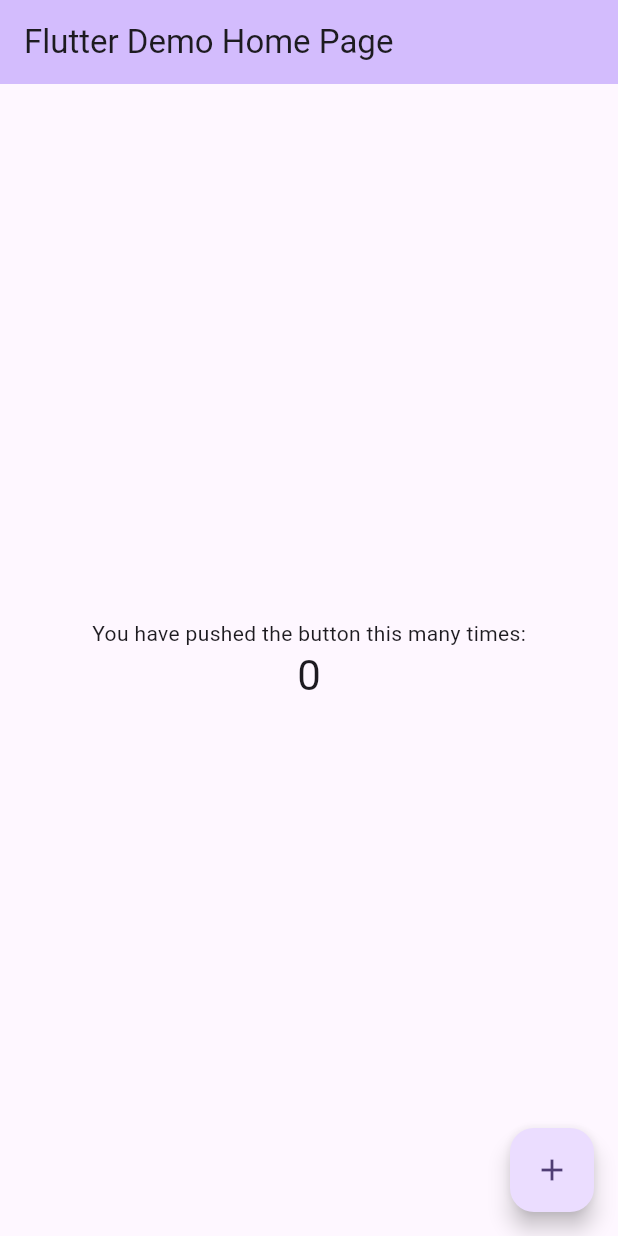
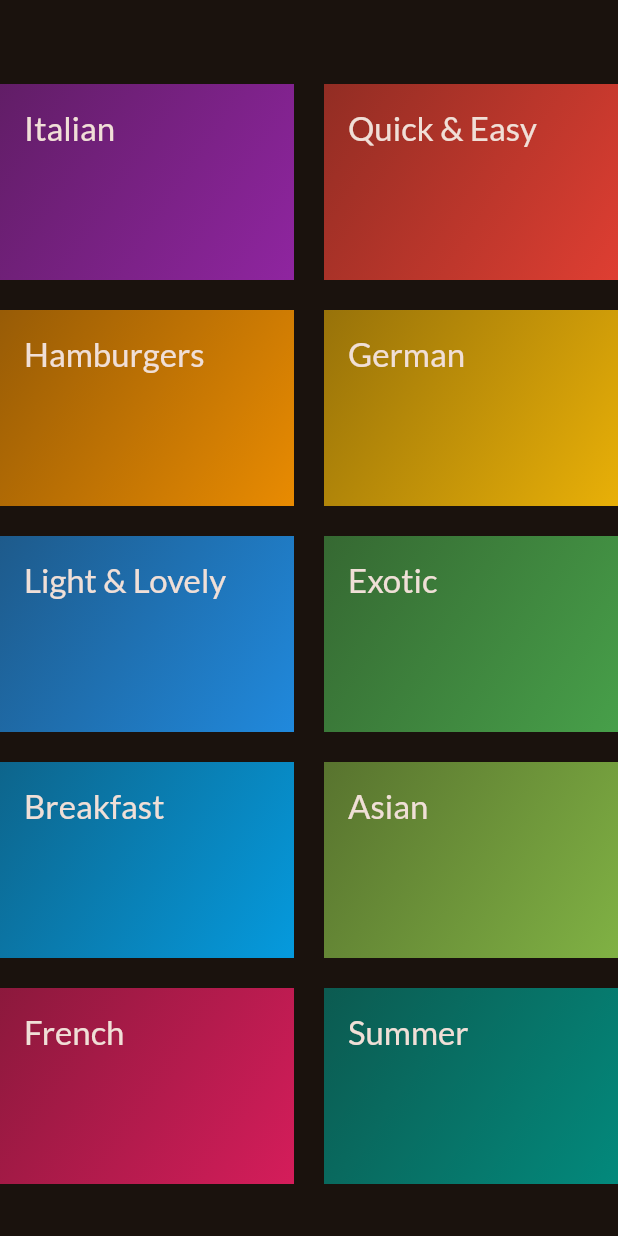
Before and after one commit to pranaypatel512/flutter_meal_app, a Flutter app: the screen it shows after launch, on a phone screen of 412 x 824 dp. Run offline on Flutter 3.47's test engine with Material 2 defaults, Android fonts, the light colour scheme and no system bars; our stand-ins replace google_fonts.

Commit message:
Added basic grid listing screen

```diff
--- a/lib/main.dart
+++ b/lib/main.dart
@@ -1,125 +1,29 @@
 import 'package:flutter/material.dart';
+import 'package:flutter_meal_app/screens/categories_screen.dart';
+
+import 'package:google_fonts/google_fonts.dart';
+
+final theme = ThemeData(
+  useMaterial3: true,
+  colorScheme: ColorScheme.fromSeed(
+    brightness: Brightness.dark,
+    seedColor: const Color.fromARGB(255, 131, 57, 0),
+  ),
+  textTheme: GoogleFonts.latoTextTheme(),
+);
 
 void main() {
-  runApp(const MyApp());
+  runApp(const App());
 }
 
-class MyApp extends StatelessWidget {
-  const MyApp({super.key});
+class App extends StatelessWidget {
+  const App({super.key});
 
-  // This widget is the root of your application.
   @override
   Widget build(BuildContext context) {
     return MaterialApp(
-      title: 'Flutter Demo',
-      theme: ThemeData(
-        // This is the theme of your application.
-        //
-        // TRY THIS: Try running your application with "flutter run". You'll see
-        // the application has a blue toolbar. Then, without quitting the app,
-        // try changing the seedColor in the colorScheme below to Colors.green
-        // and then invoke "hot reload" (save your changes or press the "hot
-        // reload" button in a Flutter-supported IDE, or press "r" if you used
-        // the command line to start the app).
-        //
-        // Notice that the counter didn't reset back to zero; the application
-        // state is not lost during the reload. To reset the state, use hot
-        // restart instead.
-        //
-        // This works for code too, not just values: Most code changes can be
-        // tested with just a hot reload.
-        colorScheme: ColorScheme.fromSeed(seedColor: Colors.deepPurple),
-        useMaterial3: true,
-      ),
-      home: const MyHomePage(title: 'Flutter Demo Home Page'),
+      theme: theme,
+      home: CategoriesScreen()
     );
   }
 }
-
-class MyHomePage extends StatefulWidget {
-  const MyHomePage({super.key, required this.title});
-
-  // This widget is the home page of your application. It is stateful, meaning
-  // that it has a State object (defined below) that contains fields that affect
-  // how it looks.
-
-  // This class is the configuration for the state. It holds the values (in this
-  // case the title) provided by the parent (in this case the App widget) and
-  // used by the build method of the State. Fields in a Widget subclass are
-  // always marked "final".
-
-  final String title;
-
-  @override
-  State<MyHomePage> createState() => _MyHomePageState();
-}
-
-class _MyHomePageState extends State<MyHomePage> {
-  int _counter = 0;
-
-  void _incrementCounter() {
-    setState(() {
-      // This call to setState tells the Flutter framework that something has
-      // changed in this State, which causes it to rerun the build method below
-      // so that the display can reflect the updated values. If we changed
-      // _counter without calling setState(), then the build method would not be
-      // called again, and so nothing would appear to happen.
-      _counter++;
-    });
-  }
-
-  @override
-  Widget build(BuildContext context) {
-    // This method is rerun every time setState is called, for instance as done
-    // by the _incrementCounter method above.
-    //
-    // The Flutter framework has been optimized to make rerunning build methods
-    // fast, so that you can just rebuild anything that needs updating rather
-    // than having to individually change instances of widgets.
-    return Scaffold(
-      appBar: AppBar(
-        // TRY THIS: Try changing the color here to a specific color (to
-        // Colors.amber, perhaps?) and trigger a hot reload to see the AppBar
-        // change color while the other colors stay the same.
-        backgroundColor: Theme.of(context).colorScheme.inversePrimary,
-        // Here we take the value from the MyHomePage object that was created by
-        // the App.build method, and use it to set our appbar title.
-        title: Text(widget.title),
-      ),
-      body: Center(
-        // Center is a layout widget. It takes a single child and positions it
-        // in the middle of the parent.
-        child: Column(
-          // Column is also a layout widget. It takes a list of children and
-          // arranges them vertically. By default, it sizes itself to fit its
-          // children horizontally, and tries to be as tall as its parent.
-          //
-          // Column has various properties to control how it sizes itself and
-          // how it positions its children. Here we use mainAxisAlignment to
-          // center the children vertically; the main axis here is the vertical
-          // axis because Columns are vertical (the cross axis would be
-          // horizontal).
-          //
-          // TRY THIS: Invoke "debug painting" (choose the "Toggle Debug Paint"
-          // action in the IDE, or press "p" in the console), to see the
-          // wireframe for each widget.
-          mainAxisAlignment: MainAxisAlignment.center,
-          children: <Widget>[
-            const Text(
-              'You have pushed the button this many times:',
-            ),
-            Text(
-              '$_counter',
-              style: Theme.of(context).textTheme.headlineMedium,
-            ),
-          ],
-        ),
-      ),
-      floatingActionButton: FloatingActionButton(
-        onPressed: _incrementCounter,
-        tooltip: 'Increment',
-        child: const Icon(Icons.add),
-      ), // This trailing comma makes auto-formatting nicer for build methods.
-    );
-  }
-}
--- /dev/null
+++ b/lib/screens/categories_screen.dart
@@ -0,0 +1,25 @@
+import 'package:flutter/material.dart';
+import 'package:flutter_meal_app/data/dummy_data.dart';
+import 'package:flutter_meal_app/widgets/category_item.dart';
+
+class CategoriesScreen extends StatelessWidget {
+  const CategoriesScreen({super.key});
+
+  @override
+  Widget build(BuildContext context) {
+    return Scaffold(
+      appBar: AppBar(),
+      body: GridView(
+        gridDelegate: const SliverGridDelegateWithFixedCrossAxisCount(
+            crossAxisCount: 2,
+            childAspectRatio: 3 / 2,
+            crossAxisSpacing: 20,
+            mainAxisSpacing: 20),
+        children: [
+          for (final category in availableCategories)
+            CategoryItem(category: category)
+        ],
+      ),
+    );
+  }
+}
```
